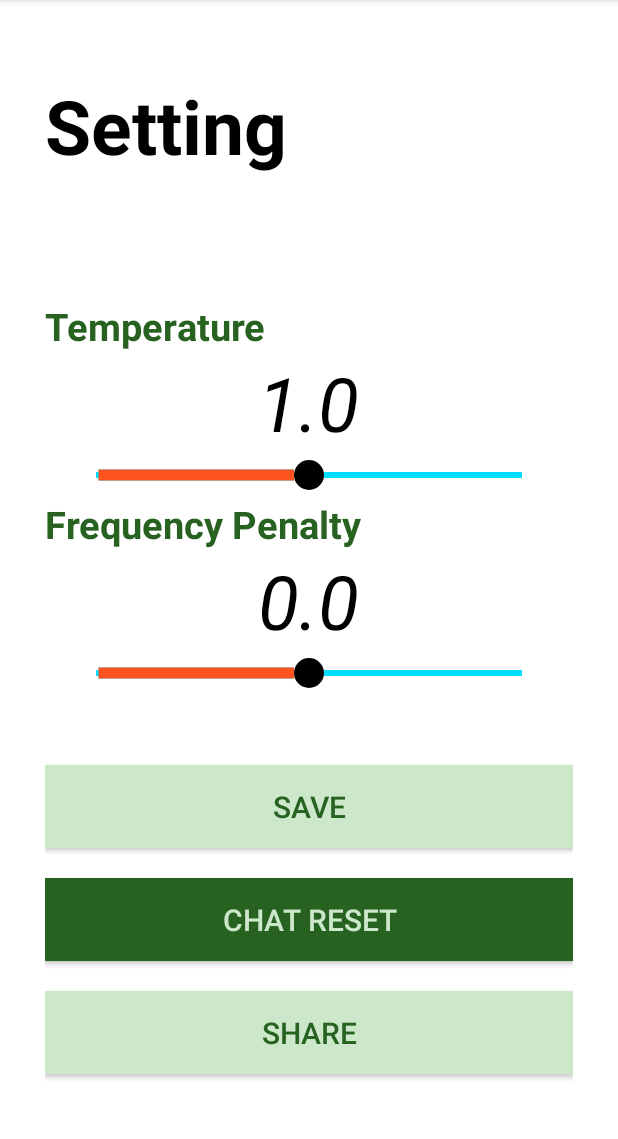
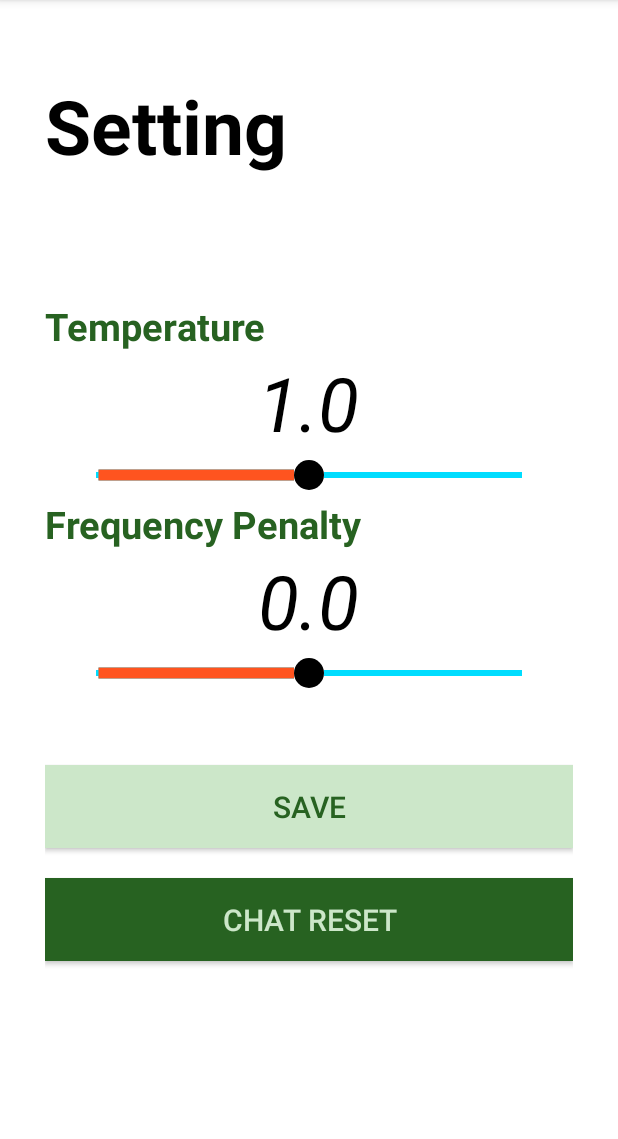
Before and after one commit to Lee-seungju/chatbot, an Android app: the screen it shows after launch (SettingActivity), after a tap on an icon or button, on a phone screen of 412 x 824 dp, the part 84-1223 px from its top. Run offline under Robolectric (Android 15) with nearby library versions, the phone set to English and light mode, and no system bars; our stand-ins replace Dagger/Hilt's generated code, Room's generated code.

```diff
--- a/app/src/main/java/com/slee2/chatbot/data/db/MessageDAO.kt
+++ b/app/src/main/java/com/slee2/chatbot/data/db/MessageDAO.kt
@@ -17,12 +17,15 @@ interface MessageDAO {
     @Query("SELECT GROUP_CONCAT(message, '\n') FROM message WHERE status = $SUCCESS")
     fun getAllMessagesConcatenated(): Flow<String>
 
-    @Query("SELECT message FROM message ORDER BY _id DESC LIMIT 2")
-    fun getLastTowMessage(): Flow<String>
+//    @Query("SELECT message FROM message ORDER BY _id DESC LIMIT 2")
+//    fun getLastTowMessage(): Flow<String>
 
     @Query("DELETE FROM message")
     suspend fun deleteAll()
 
     @Query("SELECT * FROM message ORDER BY _id ASC")
     fun getAllMessage(): Flow<List<Message>>
+
+    @Query("SELECT * FROM message ORDER BY _id DESC")
+    fun getAllMessageRecent(): Flow<List<Message>>
 }
--- a/app/src/main/java/com/slee2/chatbot/data/repository/MessageRepository.kt
+++ b/app/src/main/java/com/slee2/chatbot/data/repository/MessageRepository.kt
@@ -20,10 +20,12 @@ interface MessageRepository {
 
     fun getAllMessagesConcatenated(): Flow<String>
 
-    fun getLastTowMessage(): Flow<String>
+//    fun getLastTowMessage(): Flow<String>
     suspend fun removeAll()
 
     fun getAllMessage(): Flow<List<Message>>
+
+    fun getAllMessageRecent(): Flow<List<Message>>
 
     suspend fun saveSortMode(mode: String)
 
--- a/app/src/main/java/com/slee2/chatbot/ui/view/MainActivity.kt
+++ b/app/src/main/java/com/slee2/chatbot/ui/view/MainActivity.kt
@@ -64,7 +64,7 @@ class MainActivity : AppCompatActivity(){
                         }
                     }
                 }
-                messageViewModel.sendMessage(message, temperature, frequencyPenalty)
+                messageViewModel.sendMessage(message, temperature, frequencyPenalty, messageList)
                 Log.i("MainActivity", "Save Success")
 
                 // 입력 부분 초기화
--- a/app/src/main/res/layout/activity_setting.xml
+++ b/app/src/main/res/layout/activity_setting.xml
@@ -165,15 +165,15 @@
             android:background="@color/green_dark"
             />
 
-        <androidx.appcompat.widget.AppCompatButton
-            android:layout_width="match_parent"
-            android:layout_height="55dp"
-            android:layout_marginVertical="10dp"
-            android:text="Share"
-            android:textSize="20dp"
-            android:textColor="@color/green_dark"
-            android:background="@color/green_bright"
-            />
+<!--        <androidx.appcompat.widget.AppCompatButton-->
+<!--            android:layout_width="match_parent"-->
+<!--            android:layout_height="55dp"-->
+<!--            android:layout_marginVertical="10dp"-->
+<!--            android:text="Share"-->
+<!--            android:textSize="20dp"-->
+<!--            android:textColor="@color/green_dark"-->
+<!--            android:background="@color/green_bright"-->
+<!--            />-->
 
     </LinearLayout>
 
```
Also changed, not shown: app/src/main/java/com/slee2/chatbot/data/repository/MessageRepositoryImpl.kt (+7 -3 lines), app/src/main/java/com/slee2/chatbot/ui/viewmodel/MessageViewModel.kt (+24 -19 lines).
